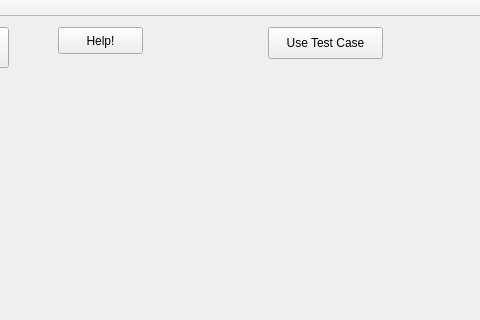
Old version of the form road_race/roadrace.ui in the repository bjuppl/roadrace; both pictures show x 442 to 922 and y 0 to 320 of the 922 by 709 pixel window.
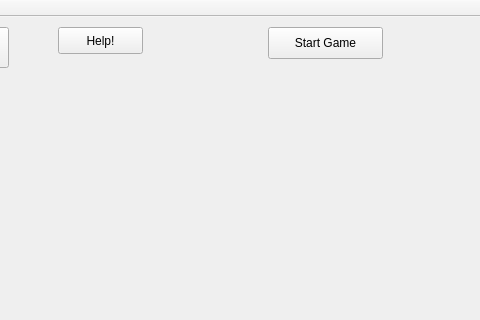
New version of the form.

The edit to the form file:
```diff
--- a/road_race/roadrace.ui
+++ b/road_race/roadrace.ui
@@ -24,7 +24,7 @@
      </rect>
     </property>
     <property name="text">
-     <string>Use Test Case</string>
+     <string>Start Game</string>
     </property>
    </widget>
    <widget class="QToolButton" name="btnOpenGame">
```
Left out of the diff: 4 changed lines with no effect on the pictures.
